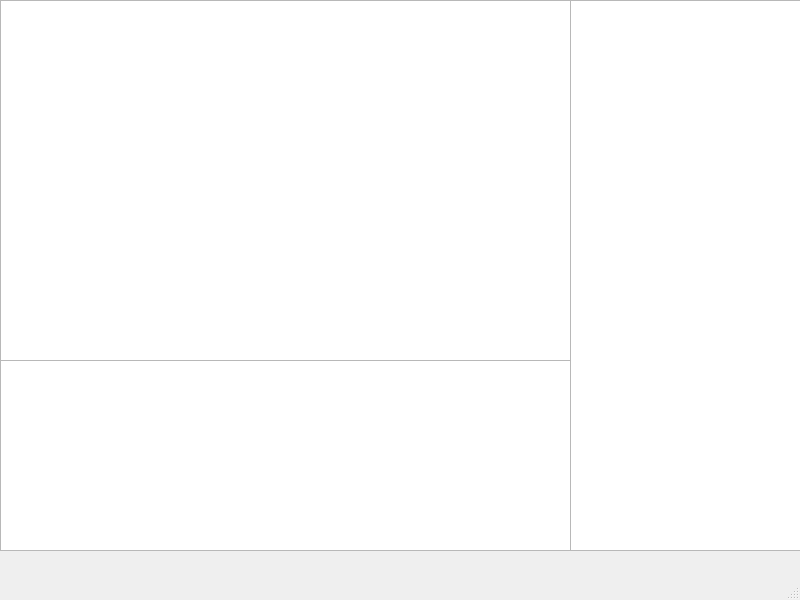
Old version of the form mainwindow.ui in the repository Evanshion/path-gen.
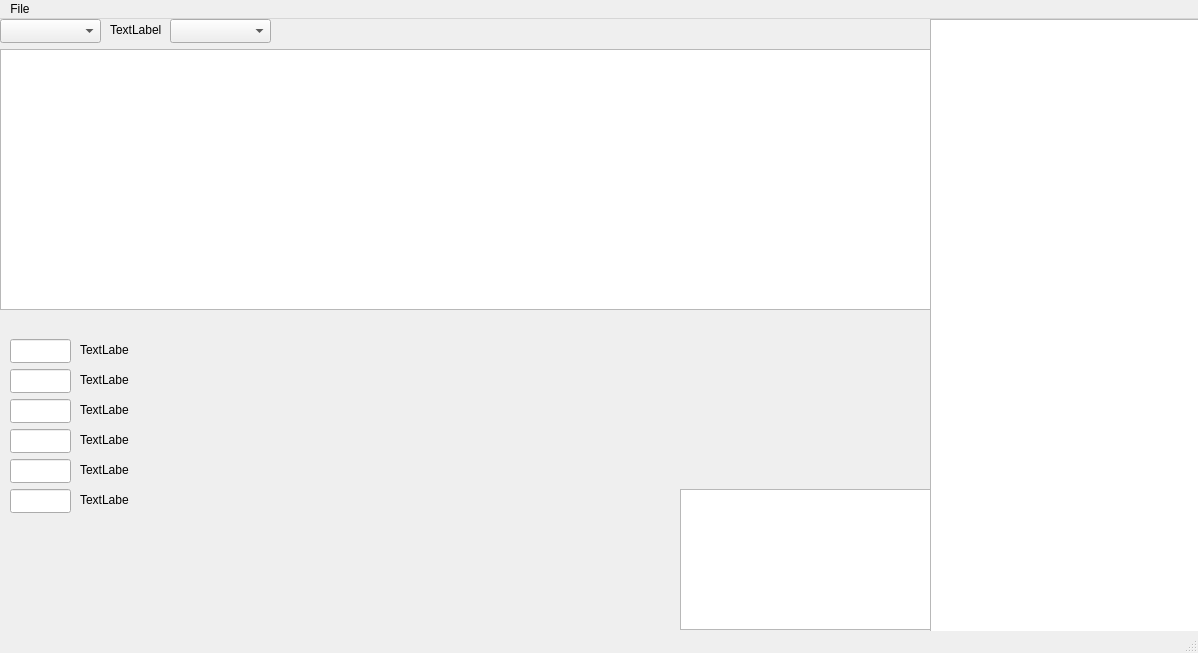
New version of the form.

Diff of the .ui file:
```diff
--- a/mainwindow.ui
+++ b/mainwindow.ui
@@ -6,8 +6,8 @@
    <rect>
     <x>0</x>
     <y>0</y>
-    <width>800</width>
-    <height>600</height>
+    <width>1198</width>
+    <height>653</height>
    </rect>
   </property>
   <property name="windowTitle">
@@ -17,10 +17,10 @@
    <widget class="QTextEdit" name="textEdit">
     <property name="geometry">
      <rect>
-      <x>0</x>
-      <y>0</y>
-      <width>571</width>
-      <height>361</height>
+      <x>680</x>
+      <y>470</y>
+      <width>251</width>
+      <height>141</height>
      </rect>
     </property>
    </widget>
@@ -28,32 +28,210 @@
     <property name="geometry">
      <rect>
       <x>0</x>
-      <y>360</y>
-      <width>571</width>
-      <height>191</height>
+      <y>30</y>
+      <width>931</width>
+      <height>261</height>
      </rect>
     </property>
    </widget>
    <widget class="QTextEdit" name="classjson">
     <property name="geometry">
      <rect>
-      <x>570</x>
+      <x>930</x>
       <y>0</y>
-      <width>231</width>
-      <height>551</height>
+      <width>271</width>
+      <height>631</height>
      </rect>
     </property>
    </widget>
+   <widget class="QLabel" name="classe">
+    <property name="geometry">
+     <rect>
+      <x>110</x>
+      <y>0</y>
+      <width>91</width>
+      <height>21</height>
+     </rect>
+    </property>
+    <property name="text">
+     <string>TextLabel</string>
+    </property>
+   </widget>
+   <widget class="QComboBox" name="classbox">
+    <property name="geometry">
+     <rect>
+      <x>0</x>
+      <y>0</y>
+      <width>101</width>
+      <height>24</height>
+     </rect>
+    </property>
+   </widget>
+   <widget class="QComboBox" name="levelbox">
+    <property name="geometry">
+     <rect>
+      <x>170</x>
+      <y>0</y>
+      <width>101</width>
+      <height>24</height>
+     </rect>
+    </property>
+   </widget>
+   <widget class="QLineEdit" name="str">
+    <property name="geometry">
+     <rect>
+      <x>10</x>
+      <y>320</y>
+      <width>61</width>
+      <height>24</height>
+     </rect>
+    </property>
+   </widget>
+   <widget class="QLineEdit" name="dex">
+    <property name="geometry">
+     <rect>
+      <x>10</x>
+      <y>350</y>
+      <width>61</width>
+      <height>24</height>
+     </rect>
+    </property>
+   </widget>
+   <widget class="QLineEdit" name="cos">
+    <property name="geometry">
+     <rect>
+      <x>10</x>
+      <y>380</y>
+      <width>61</width>
+      <height>24</height>
+     </rect>
+    </property>
+   </widget>
+   <widget class="QLineEdit" name="int_2">
+    <property name="geometry">
+     <rect>
+      <x>10</x>
+      <y>410</y>
+      <width>61</width>
+      <height>24</height>
+     </rect>
+    </property>
+   </widget>
+   <widget class="QLineEdit" name="wis">
+    <property name="geometry">
+     <rect>
+      <x>10</x>
+      <y>440</y>
+      <width>61</width>
+      <height>24</height>
+     </rect>
+    </property>
+   </widget>
+   <widget class="QLineEdit" name="cha">
+    <property name="geometry">
+     <rect>
+      <x>10</x>
+      <y>470</y>
+      <width>61</width>
+      <height>24</height>
+     </rect>
+    </property>
+   </widget>
+   <widget class="QLabel" name="lstr">
+    <property name="geometry">
+     <rect>
+      <x>80</x>
+      <y>320</y>
+      <width>49</width>
+      <height>21</height>
+     </rect>
+    </property>
+    <property name="text">
+     <string>TextLabel</string>
+    </property>
+   </widget>
+   <widget class="QLabel" name="ldex">
+    <property name="geometry">
+     <rect>
+      <x>80</x>
+      <y>350</y>
+      <width>49</width>
+      <height>21</height>
+     </rect>
+    </property>
+    <property name="text">
+     <string>TextLabel</string>
+    </property>
+   </widget>
+   <widget class="QLabel" name="lcos">
+    <property name="geometry">
+     <rect>
+      <x>80</x>
+      <y>380</y>
+      <width>49</width>
+      <height>21</height>
+     </rect>
+    </property>
+    <property name="text">
+     <string>TextLabel</string>
+    </property>
+   </widget>
+   <widget class="QLabel" name="lint">
+    <property name="geometry">
+     <rect>
+      <x>80</x>
+      <y>410</y>
+      <width>49</width>
+      <height>21</height>
+     </rect>
+    </property>
+    <property name="text">
+     <string>TextLabel</string>
+    </property>
+   </widget>
+   <widget class="QLabel" name="lwis">
+    <property name="geometry">
+     <rect>
+      <x>80</x>
+      <y>440</y>
+      <width>49</width>
+      <height>21</height>
+     </rect>
+    </property>
+    <property name="text">
+     <string>TextLabel</string>
+    </property>
+   </widget>
+   <widget class="QLabel" name="lcha">
+    <property name="geometry">
+     <rect>
+      <x>80</x>
+      <y>470</y>
+      <width>49</width>
+      <height>21</height>
+     </rect>
+    </property>
+    <property name="text">
+     <string>TextLabel</string>
+    </property>
+   </widget>
   </widget>
   <widget class="QMenuBar" name="menubar">
    <property name="geometry">
     <rect>
      <x>0</x>
      <y>0</y>
-     <width>800</width>
+     <width>1198</width>
      <height>21</height>
     </rect>
    </property>
+   <widget class="QMenu" name="menuFile">
+    <property name="title">
+     <string>File</string>
+    </property>
+    <addaction name="actionParsing"/>
+   </widget>
+   <addaction name="menuFile"/>
   </widget>
   <widget class="QStatusBar" name="statusbar"/>
  </widget>
```
Left out of the diff: 5 changed lines with no effect on the pictures.
